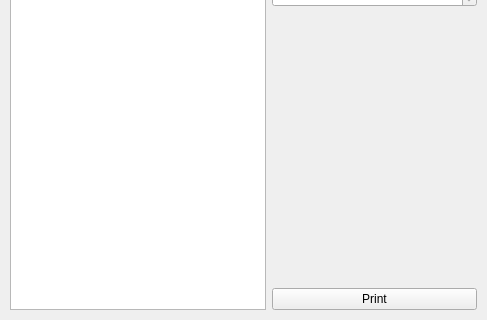
Qt form src/gui/mainwindow.ui (gusya1/PrintLabelMS) before a commit; both pictures show x 0 to 487 and y 142 to 462 of the 487 by 462 pixel window.
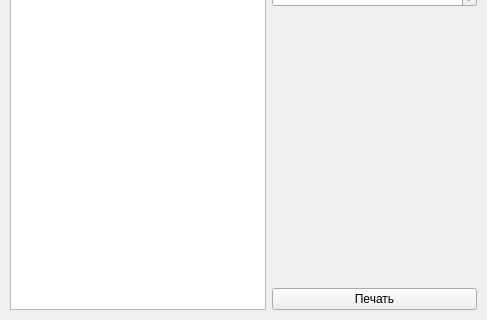
The same form after that commit.

Patch:
```diff
--- a/src/gui/mainwindow.ui
+++ b/src/gui/mainwindow.ui
@@ -99,7 +99,7 @@
       <item>
        <widget class="QPushButton" name="btnPrint">
         <property name="text">
-         <string>Print</string>
+         <string>Печать</string>
         </property>
        </widget>
       </item>
```
